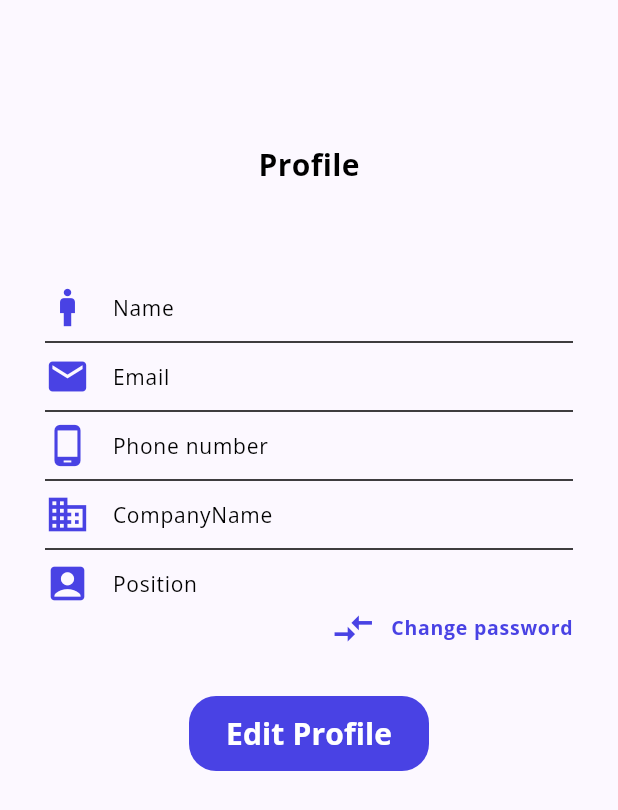
After one commit to Kh1merA/testeam_mobile, a Flutter app: the user_page screen opened directly, on a phone screen of 412 x 824 dp. The commit adds this screen. Shown: the top 810 px of the screen. Run offline on Flutter 3.47's test engine with Material 2 defaults, Android fonts, the light colour scheme and no system bars.

Commit message:
create user_page

```diff
--- a/lib/main.dart
+++ b/lib/main.dart
@@ -1,5 +1,6 @@
 import 'package:flutter/material.dart';
 import 'package:testeam_mobile_application/pages/home_page/view/home_page.dart';
+import 'package:testeam_mobile_application/pages/user_page/view/user_page.dart';
 import 'package:testeam_mobile_application/router/router.dart';
 import 'package:testeam_mobile_application/theme/theme.dart';
 import 'pages/login_page/view/view.dart';
--- /dev/null
+++ b/lib/pages/user_page/view/user_page.dart
@@ -0,0 +1,92 @@
+import 'package:flutter/material.dart';
+import 'package:testeam_mobile_application/pages/user_page/widgets/profile_row.dart';
+import 'package:testeam_mobile_application/theme/theme.dart';
+
+class user_page extends StatelessWidget {
+  const user_page({super.key});
+
+  @override
+  Widget build(BuildContext context) {
+    return Scaffold(
+      body: Column(
+        children: [
+          const SizedBox(
+            height: 95,
+          ),
+          Container(
+            child: Text(
+              'Profile',
+              style: profileTitleText,
+            ),
+          ),
+          const SizedBox(
+            height: 36,
+          ),
+          Container(
+            child: Padding(
+              padding: EdgeInsets.all(30.0),
+              child: Column(
+                children: [
+                  const profileRow(
+                      inputIcon: Icon(Icons.man), inputText: 'Name'),
+                  const Divider(
+                    color: Colors.black,
+                  ),
+                  const profileRow(
+                      inputIcon: Icon(Icons.email), inputText: 'Email'),
+                  const Divider(
+                    color: Colors.black,
+                  ),
+                  const profileRow(
+                      inputIcon: Icon(Icons.phone_android),
+                      inputText: 'Phone number'),
+                  const Divider(
+                    color: Colors.black,
+                  ),
+                  const profileRow(
+                      inputIcon: Icon(Icons.domain), inputText: 'CompanyName'),
+                  const Divider(
+                    color: Colors.black,
+                  ),
+                  const profileRow(
+                      inputIcon: Icon(Icons.account_box),
+                      inputText: 'Position'),
+                  const SizedBox(
+                    width: 35,
+                  ),
+                  Row(
+                    mainAxisAlignment: MainAxisAlignment.end,
+                    children: [
+                      IconTheme(
+                          data: iconProfileTheme,
+                          child: Icon(Icons.compare_arrows)),
+                      const SizedBox(
+                        width: 10,
+                      ),
+                      Text(
+                        'Change password',
+                        style: Theme.of(context).textTheme.labelSmall,
+                      ),
+                    ],
+                  ),
+                  const SizedBox(
+                    height: 30,
+                  ),
+                  TextButton(
+                    style: flatButtonStyle,
+                    onPressed: () {},
+                    child: Text(
+                      'Edit Profile',
+                      style: Theme.of(context).textTheme.labelLarge,
+                    ),
+                  ),
+                ],
+              ),
+            ),
+          ),
+        ],
+      ),
+      //Stack
+    ); //Scaffold
+  }
+}
--- /dev/null
+++ b/lib/pages/user_page/view/view.dart
@@ -0,0 +1 @@
+export 'user_page.dart';
--- /dev/null
+++ b/lib/pages/user_page/widgets/profile_row.dart
@@ -0,0 +1,27 @@
+import 'package:flutter/material.dart';
+import 'package:testeam_mobile_application/theme/theme.dart';
+
+class profileRow extends StatelessWidget {
+  final inputIcon;
+  final inputText;
+
+  const profileRow(
+      {super.key, required this.inputIcon, required this.inputText});
+
+  @override
+  Widget build(BuildContext context) {
+    return Container(
+        child: Row(
+      children: [
+        IconTheme(data: iconProfileTheme, child: inputIcon),
+        const SizedBox(
+          width: 15,
+        ),
+        Text(
+          inputText,
+          style: Theme.of(context).textTheme.labelMedium,
+        ),
+      ],
+    ));
+  }
+}
--- a/lib/theme/theme.dart
+++ b/lib/theme/theme.dart
@@ -62,3 +62,13 @@ final ButtonStyle flatButtonStyle = TextButton.styleFrom(
     borderRadius: BorderRadius.all(Radius.circular(18)),
   ),
 );
+
+TextStyle profileTitleText = const TextStyle(
+  fontSize: 20,
+  fontFamily: "OpenSans",
+  fontWeight: FontWeight.w700,
+  color: Colors.black,
+);
+
+IconThemeData iconProfileTheme =
+    IconThemeData(size: 30.0, color: Color.fromRGBO(73, 66, 228, 1));
```
